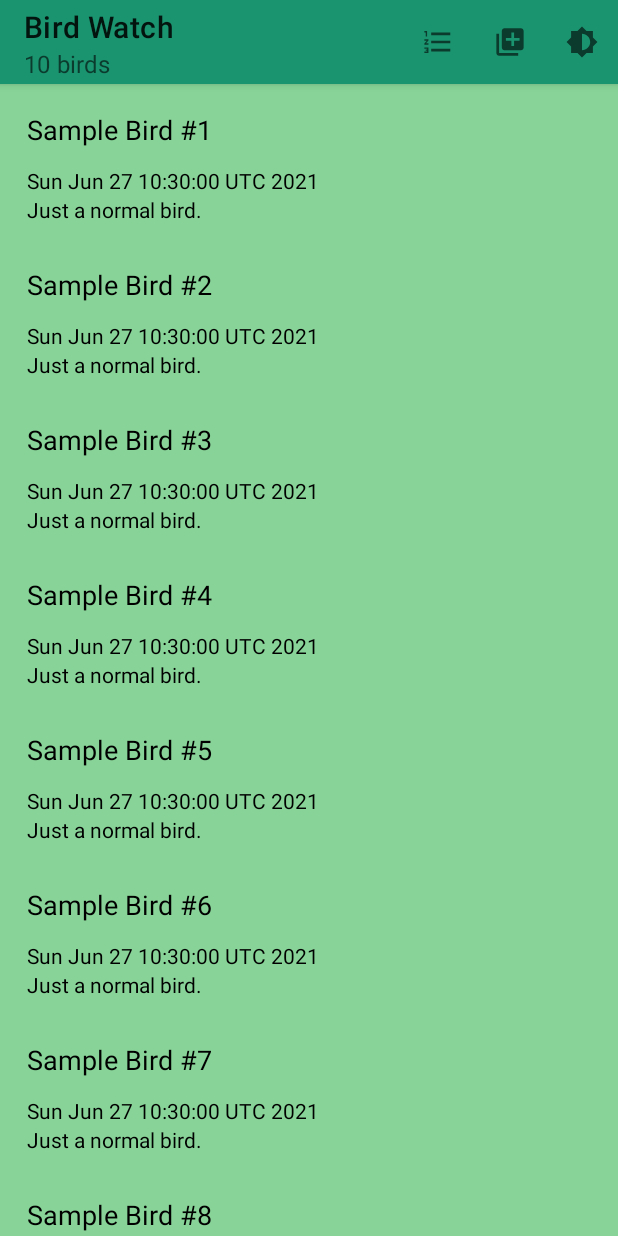
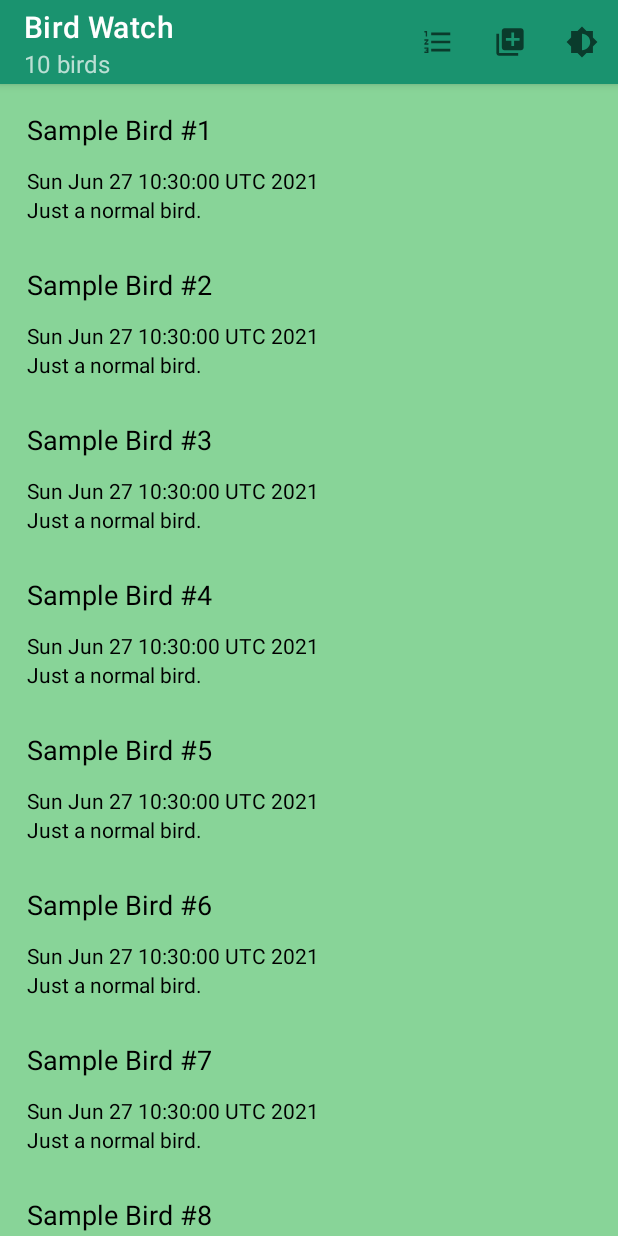
Before and after one commit to WenJun-TheLaw/Bird-Watch--Assignment, an Android app: the screen it shows after launch (BirdListActivityMain), after a tap on "Show Bird Count", on a phone screen of 412 x 824 dp. Run offline under Robolectric (Android 15) with nearby library versions, the phone set to English and light mode, and no system bars.

Commit message:
SUCCESS
1. Migrated all code from BirdListActivityMain to BirdListFragment (the whole purpose of using fragments)

2. BirdListActivityMain now extends from SingleFragmentActivity

3. Fixed some small issues with creating the wrong view layout

```diff
--- a/app/src/main/java/android/jun/birdwatch/BirdListActivityMain.java
+++ b/app/src/main/java/android/jun/birdwatch/BirdListActivityMain.java
@@ -1,5 +1,6 @@
 package android.jun.birdwatch;
 
+import androidx.annotation.Nullable;
 import androidx.appcompat.app.AppCompatActivity;
 import androidx.appcompat.app.AppCompatDelegate;
 import androidx.appcompat.widget.Toolbar;
@@ -14,142 +15,9 @@ import android.view.MenuItem;
 
 import java.util.List;
 
-public class BirdListActivityMain extends AppCompatActivity {
+public class BirdListActivityMain extends SingleFragmentActivity {
 
     protected Fragment createFragment() {
         return new BirdListFragment();
     }
-
-    //Finals
-    public static final String CURRENT_NIGHT_MODE = "mCurrentNightMode";
-    public static final String SUBTITLE_VISIBILITY = "mSubtitleVisibility";
-    private static final String EXTRA_BIRD_ID  = "bird_id";
-
-    //Variables
-    private boolean mCurrentNightMode;
-    private boolean mSubtitleVisibility;
-    List<Bird> mBirds;
-
-
-
-    @Override
-    public void onCreate(Bundle savedInstanceState) {
-        super.onCreate(savedInstanceState);
-        setContentView(R.layout.activity_bird_list);
-        //Linking up toolbar
-        Toolbar toolbar = (Toolbar) findViewById(R.id.toolbar);
-        setSupportActionBar(toolbar);
-
-        // Check whether we're recreating a previously destroyed instance
-        if (savedInstanceState != null) {
-            //Restore value of members from saved state
-            mCurrentNightMode = savedInstanceState.getBoolean(CURRENT_NIGHT_MODE);
-            mSubtitleVisibility = savedInstanceState.getBoolean(SUBTITLE_VISIBILITY);
-        }
-        else {
-            //Initialize a new instance with default values
-            mCurrentNightMode = false;
-            mSubtitleVisibility = false;
-        }
-
-        //Checking Night mode and setting appropriately
-        if(mCurrentNightMode) {
-            AppCompatDelegate.setDefaultNightMode(AppCompatDelegate.MODE_NIGHT_YES);
-            mCurrentNightMode = true;
-        }
-        else{
-            AppCompatDelegate.setDefaultNightMode(AppCompatDelegate.MODE_NIGHT_NO);
-            mCurrentNightMode = false;
-        }
-        getDelegate().applyDayNight();
-
-        mBirds = BirdList.get(this).getBirds();
-
-        FragmentManager fm = getSupportFragmentManager();
-        Fragment fragment = fm.findFragmentById(R.id.fragment_container);
-
-        if(fragment == null){
-            fragment = createFragment();
-            fm.beginTransaction()
-                    .add(R.id.fragment_container,fragment)
-                    .commit();
-        }
-
-    }
-
-    @Override
-    public void onSaveInstanceState(Bundle savedInstanceState){
-        //Saving current states
-        savedInstanceState.putBoolean(CURRENT_NIGHT_MODE, mCurrentNightMode);
-        savedInstanceState.putBoolean(SUBTITLE_VISIBILITY, mSubtitleVisibility);
-
-        // Always call the superclass so it can save the view hierarchy state
-        super.onSaveInstanceState(savedInstanceState);
-    }
-
-    // We need to setup the menu bar in the app bar
-    public boolean onCreateOptionsMenu(Menu menu) {
-        MenuInflater menuInflater = getMenuInflater();  // pop up menu on the app bar
-        menuInflater.inflate(R.menu.main_menu, menu); // get menu from the xml file, main_menu.xml
-
-        MenuItem showBird = menu.findItem(R.id.action_show_bird_count);
-        if(mSubtitleVisibility){
-            showBird.setTitle(R.string.action_bar_hide_bird_count);
-        }
-        else{
-            showBird.setTitle(R.string.action_bar_show_bird_count);
-        }
-
-        return super.onCreateOptionsMenu(menu);  // return menu object
-    }
-    @Override
-    public boolean onOptionsItemSelected(MenuItem item) {
-        switch(item.getItemId()){
-            case R.id.action_show_bird_count:
-                //Toggling show bird count
-                mSubtitleVisibility = !mSubtitleVisibility;
-                invalidateOptionsMenu();    //To recreate the options menu
-                updateSubtitle();
-                return true;
-
-            case R.id.action_new_bird:
-                //Starting activity with new Bird
-                Intent intent = BirdPagerActivity.newIntent(this, BirdList.get(this).addBird());
-                startActivity(intent);
-                return true;
-
-            case R.id.action_switch_theme:
-                if(mCurrentNightMode) {
-                    // Dark mode is active, switching to light mode
-                    AppCompatDelegate.setDefaultNightMode(AppCompatDelegate.MODE_NIGHT_NO);
-                    getDelegate().applyDayNight();
-                    mCurrentNightMode = false;
-                }
-                else{
-                    // Light mode is active, bravo six going dark
-                    AppCompatDelegate.setDefaultNightMode(AppCompatDelegate.MODE_NIGHT_YES);
-                    getDelegate().applyDayNight();
-                    mCurrentNightMode = true;
-                }
-                return true;
-
-            default:
-                return super.onOptionsItemSelected(item);
-        }
-    }
-
-    //Showing the subtitle under the app name on the toolbar
-    private void updateSubtitle() {
-        //Getting number of birds
-        BirdList birdList = BirdList.get(this);
-        int birdCount = birdList.getBirds().size();
-        String subtitle = getString(R.string.bird_count_format, birdCount);
-
-        if(!mSubtitleVisibility){
-            subtitle = null;
-        }
-
-        this.getSupportActionBar().setSubtitle(subtitle);
-    }
-
 }
--- a/app/src/main/java/android/jun/birdwatch/BirdListFragment.java
+++ b/app/src/main/java/android/jun/birdwatch/BirdListFragment.java
@@ -2,31 +2,70 @@ package android.jun.birdwatch;
 
 import android.content.Intent;
 import android.os.Bundle;
-import android.util.Log;
 import android.view.LayoutInflater;
 import android.view.Menu;
 import android.view.MenuInflater;
+import android.view.MenuItem;
 import android.view.View;
 import android.view.ViewGroup;
 import android.widget.TextView;
 import java.util.List;
 
-import androidx.annotation.NonNull;
-import androidx.annotation.Nullable;
+import androidx.appcompat.app.AppCompatActivity;
+import androidx.appcompat.app.AppCompatDelegate;
 import androidx.fragment.app.Fragment;
 import androidx.recyclerview.widget.LinearLayoutManager;
 import androidx.recyclerview.widget.RecyclerView;
 
 public class BirdListFragment extends Fragment {
+    //Finals
+    public static final String CURRENT_NIGHT_MODE = "mCurrentNightMode";
+    public static final String SUBTITLE_VISIBILITY = "mSubtitleVisibility";
+    private static final String EXTRA_BIRD_ID  = "bird_id";
+
+    //Variables
+    private boolean mCurrentNightMode;
+    private boolean mSubtitleVisibility;
+    List<Bird> mBirds;
     private RecyclerView mBirdRecyclerView;
     private BirdAdapter mBirdAdapter;
 
     @Override
+    public void onCreate(Bundle savedInstanceState) {
+        super.onCreate(savedInstanceState);
+
+        setHasOptionsMenu(true);
+        mBirds = BirdList.get(requireActivity()).getBirds();
+    }
+    @Override
     public View onCreateView(LayoutInflater inflater, ViewGroup container, Bundle savedInstanceState) {
-        View view = inflater.inflate(R.layout.activity_fragment, container, false);
+        View view = inflater.inflate(R.layout.fragment_list_bird, container, false);
 
         mBirdRecyclerView = (RecyclerView) view.findViewById(R.id.bird_recycler_view);
         mBirdRecyclerView.setLayoutManager(new LinearLayoutManager(getActivity()));
+
+        // Check whether we're recreating a previously destroyed instance
+        if (savedInstanceState != null) {
+            //Restore value of members from saved state
+            mCurrentNightMode = savedInstanceState.getBoolean(CURRENT_NIGHT_MODE);
+            mSubtitleVisibility = savedInstanceState.getBoolean(SUBTITLE_VISIBILITY);
+        }
+        else {
+            //Initialize a new instance with default values
+            mCurrentNightMode = false;
+            mSubtitleVisibility = false;
+        }
+
+        //Checking Night mode and setting appropriately
+        if(mCurrentNightMode) {
+            AppCompatDelegate.setDefaultNightMode(AppCompatDelegate.MODE_NIGHT_YES);
+            mCurrentNightMode = true;
+        }
+        else{
+            AppCompatDelegate.setDefaultNightMode(AppCompatDelegate.MODE_NIGHT_NO);
+            mCurrentNightMode = false;
+        }
+        ((AppCompatActivity) requireActivity()).getDelegate().applyDayNight();
 
         updateUI();
 
@@ -34,12 +73,84 @@ public class BirdListFragment extends Fragment {
     }
 
     @Override
+    public void onSaveInstanceState(Bundle savedInstanceState){
+        //Saving current states
+        savedInstanceState.putBoolean(CURRENT_NIGHT_MODE, mCurrentNightMode);
+        savedInstanceState.putBoolean(SUBTITLE_VISIBILITY, mSubtitleVisibility);
+
+        // Always call the superclass so it can save the view hierarchy state
+        super.onSaveInstanceState(savedInstanceState);
+    }
+
+    // We need to setup the menu bar in the app bar
+    public void onCreateOptionsMenu(Menu menu, MenuInflater inflater) {
+        super.onCreateOptionsMenu(menu, inflater);
+        inflater.inflate(R.menu.main_menu, menu); // get menu from the xml file, main_menu.xml
+
+        MenuItem showBird = menu.findItem(R.id.action_show_bird_count);
+        if(mSubtitleVisibility){
+            showBird.setTitle(R.string.action_bar_hide_bird_count);
+        }
+        else{
+            showBird.setTitle(R.string.action_bar_show_bird_count);
+        }
+    }
+    @Override
+    public boolean onOptionsItemSelected(MenuItem item) {
+        switch(item.getItemId()){
+            case R.id.action_show_bird_count:
+                //Toggling show bird count
+                mSubtitleVisibility = !mSubtitleVisibility;
+                requireActivity().invalidateOptionsMenu();    //To recreate the options menu
+                updateSubtitle();
+                return true;
+
+            case R.id.action_new_bird:
+                //Starting activity with new Bird
+                Intent intent = BirdPagerActivity.newIntent(requireActivity(), BirdList.get(requireActivity()).addBird());
+                startActivity(intent);
+                return true;
+
+            case R.id.action_switch_theme:
+                if(mCurrentNightMode) {
+                    // Dark mode is active, switching to light mode
+                    AppCompatDelegate.setDefaultNightMode(AppCompatDelegate.MODE_NIGHT_NO);
+                    ((AppCompatActivity) requireActivity()).getDelegate().applyDayNight();
+                    mCurrentNightMode = false;
+                }
+                else{
+                    // Light mode is active, bravo six going dark
+                    AppCompatDelegate.setDefaultNightMode(AppCompatDelegate.MODE_NIGHT_YES);
+                    ((AppCompatActivity) requireActivity()).getDelegate().applyDayNight();
+                    mCurrentNightMode = true;
+                }
+                return true;
+
+            default:
+                return super.onOptionsItemSelected(item);
+        }
+    }
+
+    //Showing the subtitle under the app name on the toolbar
+    private void updateSubtitle() {
+        //Getting number of birds
+        BirdList birdList = BirdList.get(requireActivity());
+        int birdCount = birdList.getBirds().size();
+        String subtitle = getString(R.string.bird_count_format, birdCount);
+
+        if(!mSubtitleVisibility){
+            subtitle = null;
+        }
+
+        ((AppCompatActivity) requireActivity()).getSupportActionBar().setSubtitle(subtitle);
+    }
+
+
+    @Override
     public void onResume() {
         super.onResume();
         updateUI();
     }
-
-
 
     private void updateUI() {
         BirdList birdList = BirdList.get(getActivity());
@@ -53,7 +164,6 @@ public class BirdListFragment extends Fragment {
             mBirdAdapter.notifyDataSetChanged();
         }
     }
-
 
     private class BirdHolder extends RecyclerView.ViewHolder implements View.OnClickListener{
         private TextView mNameTextView;
--- a/app/src/main/java/android/jun/birdwatch/SingleFragmentActivity.java
+++ b/app/src/main/java/android/jun/birdwatch/SingleFragmentActivity.java
@@ -1,9 +1,7 @@
 package android.jun.birdwatch;
 
 import android.os.Bundle;
-import android.os.PersistableBundle;
 
-import androidx.annotation.Nullable;
 import androidx.appcompat.app.AppCompatActivity;
 import androidx.fragment.app.Fragment;
 import androidx.fragment.app.FragmentManager;
@@ -14,7 +12,7 @@ public abstract class SingleFragmentActivity extends AppCompatActivity {
     @Override
     public void onCreate(Bundle savedInstanceState) {
         super.onCreate(savedInstanceState);
-        setContentView(R.layout.activity_fragment);
+        setContentView(R.layout.main_activity_bird_list);
 
         FragmentManager fm = getSupportFragmentManager();
         Fragment fragment = fm.findFragmentById(R.id.fragment_container);
--- a/app/src/main/res/layout/activity_bird_list.xml
+++ b/app/src/main/res/layout/main_activity_bird_list.xml
@@ -4,15 +4,6 @@
     android:orientation="vertical"
     android:layout_width="match_parent"
     android:layout_height="match_parent">
-
-    <com.google.android.material.appbar.MaterialToolbar
-        android:id="@+id/toolbar"
-        android:layout_width="match_parent"
-        android:layout_height="?attr/actionBarSize"
-        android:background="?attr/colorPrimary"
-        android:elevation="4dp"
-        android:theme="@style/ThemeOverlay.AppCompat.ActionBar"
-        app:popupTheme="@style/ThemeOverlay.AppCompat.Light" />
 
     <FrameLayout
         android:layout_width="match_parent"
--- a/app/src/main/res/values-night/themes.xml
+++ b/app/src/main/res/values-night/themes.xml
@@ -1,6 +1,6 @@
 <resources xmlns:tools="http://schemas.android.com/tools">
     <!-- Base application theme. -->
-    <style name="Theme.BirdWatch" parent="Theme.MaterialComponents.DayNight.NoActionBar">
+    <style name="Theme.BirdWatch" parent="Theme.MaterialComponents.DayNight.DarkActionBar">
         <!-- Primary brand color. -->
         <item name="colorPrimary">@color/primary</item>
         <item name="colorPrimaryVariant">@color/primary</item>
--- a/app/src/main/res/values/themes.xml
+++ b/app/src/main/res/values/themes.xml
@@ -1,6 +1,6 @@
 <resources xmlns:tools="http://schemas.android.com/tools">
     <!-- Base application theme. -->
-    <style name="Theme.BirdWatch" parent="Theme.MaterialComponents.DayNight.NoActionBar">
+    <style name="Theme.BirdWatch" parent="Theme.MaterialComponents.DayNight.DarkActionBar">
         <!-- Primary brand color. -->
         <item name="colorPrimary">@color/primary</item>
         <item name="colorPrimaryVariant">@color/primary</item>
```
Also changed, not shown: app/src/main/res/layout/fragment_list_bird.xml (renamed from app/src/main/res/layout/activity_fragment.xml).
